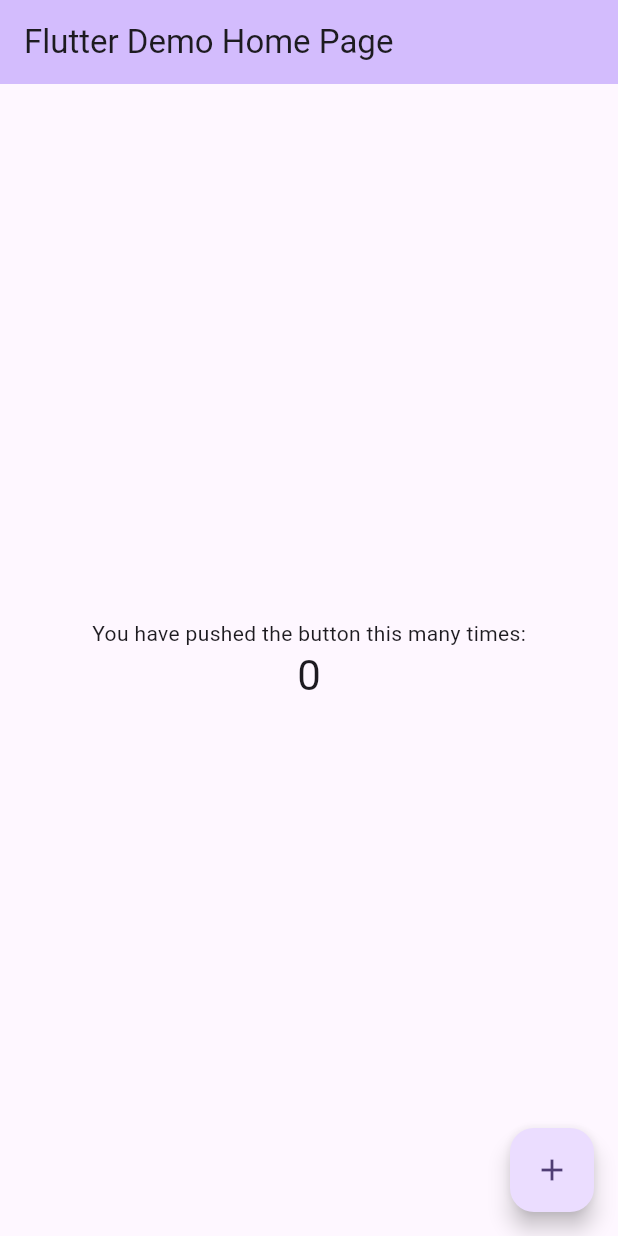
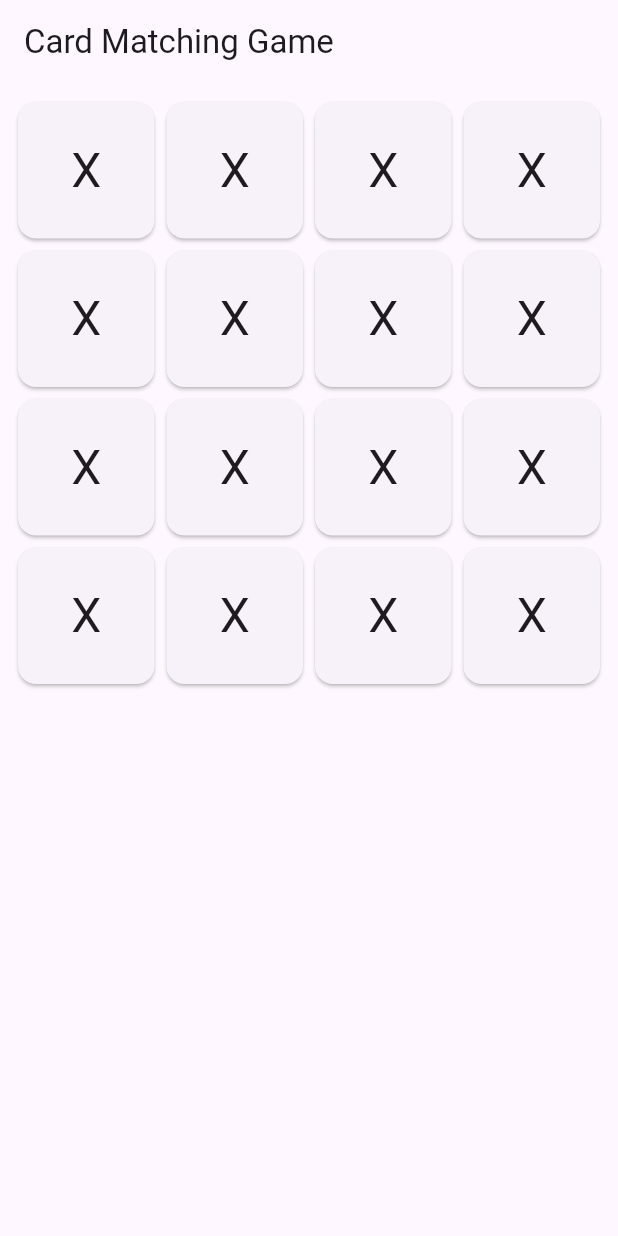
Before and after one commit to madkonda/MAD, a Flutter app: the screen it shows after launch, on a phone screen of 412 x 824 dp. Run offline on Flutter 3.47's test engine with Material 3 defaults, Android fonts, the phone set to English and light mode, and no system bars; our stand-ins replace animated_text_kit; missing offline and left inert: window_size.

Commit message:
Basic UI with Card Grid and Card Flipping Logic

```diff
--- a/hw03/lib/main.dart
+++ b/hw03/lib/main.dart
@@ -1,125 +1,82 @@
 import 'package:flutter/material.dart';
 
-void main() {
-  runApp(const MyApp());
-}
+void main() => runApp(CardMatchingGame());
 
-class MyApp extends StatelessWidget {
-  const MyApp({super.key});
-
-  // This widget is the root of your application.
+class CardMatchingGame extends StatelessWidget {
   @override
   Widget build(BuildContext context) {
     return MaterialApp(
-      title: 'Flutter Demo',
-      theme: ThemeData(
-        // This is the theme of your application.
-        //
-        // TRY THIS: Try running your application with "flutter run". You'll see
-        // the application has a purple toolbar. Then, without quitting the app,
-        // try changing the seedColor in the colorScheme below to Colors.green
-        // and then invoke "hot reload" (save your changes or press the "hot
-        // reload" button in a Flutter-supported IDE, or press "r" if you used
-        // the command line to start the app).
-        //
-        // Notice that the counter didn't reset back to zero; the application
-        // state is not lost during the reload. To reset the state, use hot
-        // restart instead.
-        //
-        // This works for code too, not just values: Most code changes can be
-        // tested with just a hot reload.
-        colorScheme: ColorScheme.fromSeed(seedColor: Colors.deepPurple),
-        useMaterial3: true,
-      ),
-      home: const MyHomePage(title: 'Flutter Demo Home Page'),
+      title: 'Card Matching Game',
+      theme: ThemeData(primarySwatch: Colors.blue),
+      home: GameScreen(),
     );
   }
 }
 
-class MyHomePage extends StatefulWidget {
-  const MyHomePage({super.key, required this.title});
-
-  // This widget is the home page of your application. It is stateful, meaning
-  // that it has a State object (defined below) that contains fields that affect
-  // how it looks.
-
-  // This class is the configuration for the state. It holds the values (in this
-  // case the title) provided by the parent (in this case the App widget) and
-  // used by the build method of the State. Fields in a Widget subclass are
-  // always marked "final".
-
-  final String title;
-
+class GameScreen extends StatefulWidget {
   @override
-  State<MyHomePage> createState() => _MyHomePageState();
+  _GameScreenState createState() => _GameScreenState();
 }
 
-class _MyHomePageState extends State<MyHomePage> {
-  int _counter = 0;
+class _GameScreenState extends State<GameScreen> {
+  List<bool> _cardFlips =
+      List.generate(16, (index) => false); // Card flip state
+  List<String> _cardValues = [
+    'A',
+    'B',
+    'C',
+    'D',
+    'A',
+    'B',
+    'C',
+    'D',
+    'E',
+    'F',
+    'E',
+    'F',
+    'G',
+    'H',
+    'G',
+    'H'
+  ];
+  List<String> _selectedCards = [];
 
-  void _incrementCounter() {
-    setState(() {
-      // This call to setState tells the Flutter framework that something has
-      // changed in this State, which causes it to rerun the build method below
-      // so that the display can reflect the updated values. If we changed
-      // _counter without calling setState(), then the build method would not be
-      // called again, and so nothing would appear to happen.
-      _counter++;
-    });
+  void _flipCard(int index) {
+    if (_selectedCards.length < 2) {
+      setState(() {
+        _cardFlips[index] = !_cardFlips[index];
+        _selectedCards.add(_cardValues[index]);
+      });
+    }
   }
 
   @override
   Widget build(BuildContext context) {
-    // This method is rerun every time setState is called, for instance as done
-    // by the _incrementCounter method above.
-    //
-    // The Flutter framework has been optimized to make rerunning build methods
-    // fast, so that you can just rebuild anything that needs updating rather
-    // than having to individually change instances of widgets.
     return Scaffold(
-      appBar: AppBar(
-        // TRY THIS: Try changing the color here to a specific color (to
-        // Colors.amber, perhaps?) and trigger a hot reload to see the AppBar
-        // change color while the other colors stay the same.
-        backgroundColor: Theme.of(context).colorScheme.inversePrimary,
-        // Here we take the value from the MyHomePage object that was created by
-        // the App.build method, and use it to set our appbar title.
-        title: Text(widget.title),
-      ),
-      body: Center(
-        // Center is a layout widget. It takes a single child and positions it
-        // in the middle of the parent.
-        child: Column(
-          // Column is also a layout widget. It takes a list of children and
-          // arranges them vertically. By default, it sizes itself to fit its
-          // children horizontally, and tries to be as tall as its parent.
-          //
-          // Column has various properties to control how it sizes itself and
-          // how it positions its children. Here we use mainAxisAlignment to
-          // center the children vertically; the main axis here is the vertical
-          // axis because Columns are vertical (the cross axis would be
-          // horizontal).
-          //
-          // TRY THIS: Invoke "debug painting" (choose the "Toggle Debug Paint"
-          // action in the IDE, or press "p" in the console), to see the
-          // wireframe for each widget.
-          mainAxisAlignment: MainAxisAlignment.center,
-          children: <Widget>[
-            const Text(
-              'You have pushed the button this many times:',
-            ),
-            Text(
-              '$_counter',
-              style: Theme.of(context).textTheme.headlineMedium,
-            ),
-          ],
+      appBar: AppBar(title: Text('Card Matching Game')),
+      body: Padding(
+        padding: const EdgeInsets.all(8.0),
+        child: GridView.builder(
+          gridDelegate:
+              SliverGridDelegateWithFixedCrossAxisCount(crossAxisCount: 4),
+          itemCount: 16,
+          itemBuilder: (context, index) {
+            return GestureDetector(
+              onTap: () {
+                _flipCard(index);
+              },
+              child: Card(
+                child: Center(
+                  child: Text(
+                    _cardFlips[index] ? _cardValues[index] : 'X',
+                    style: TextStyle(fontSize: 32),
+                  ),
+                ),
+              ),
+            );
+          },
         ),
       ),
-      floatingActionButton: FloatingActionButton(
-        onPressed: _incrementCounter,
-        tooltip: 'Increment',
-        child: const Icon(Icons.add),
-      ), // This trailing comma makes auto-formatting nicer for build methods.
     );
   }
 }
```
Also changed, not shown: hw03/pubspec.lock (added), 7 other files.
